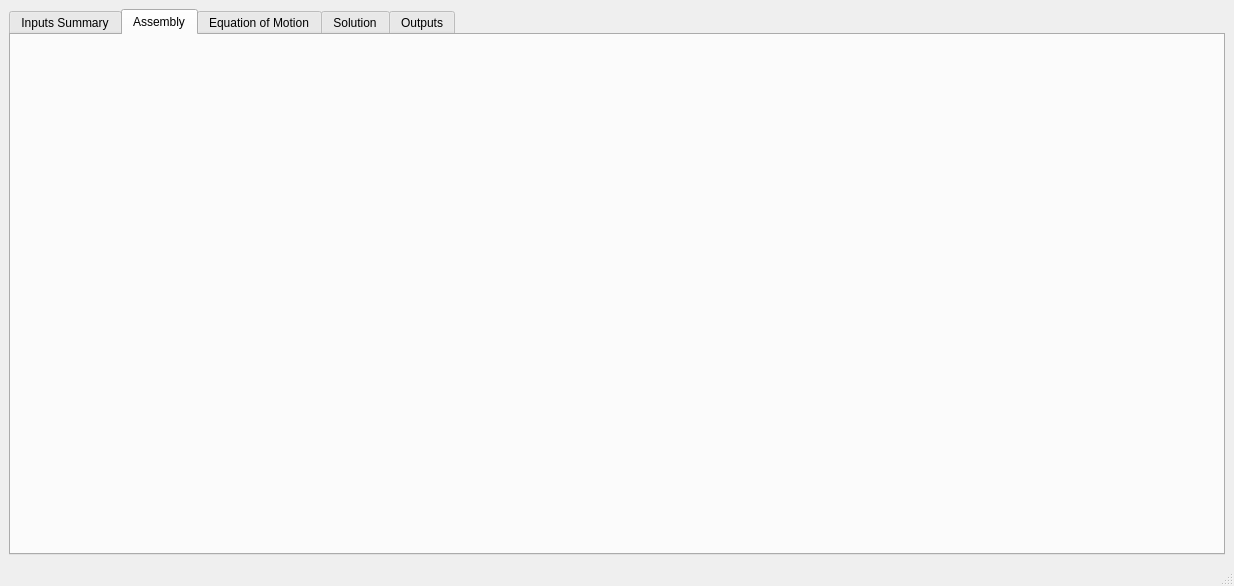
Above: GUI/stepbystepGUI.ui from LucasGhedini/DynaPy before the change. Below: the same form after it.
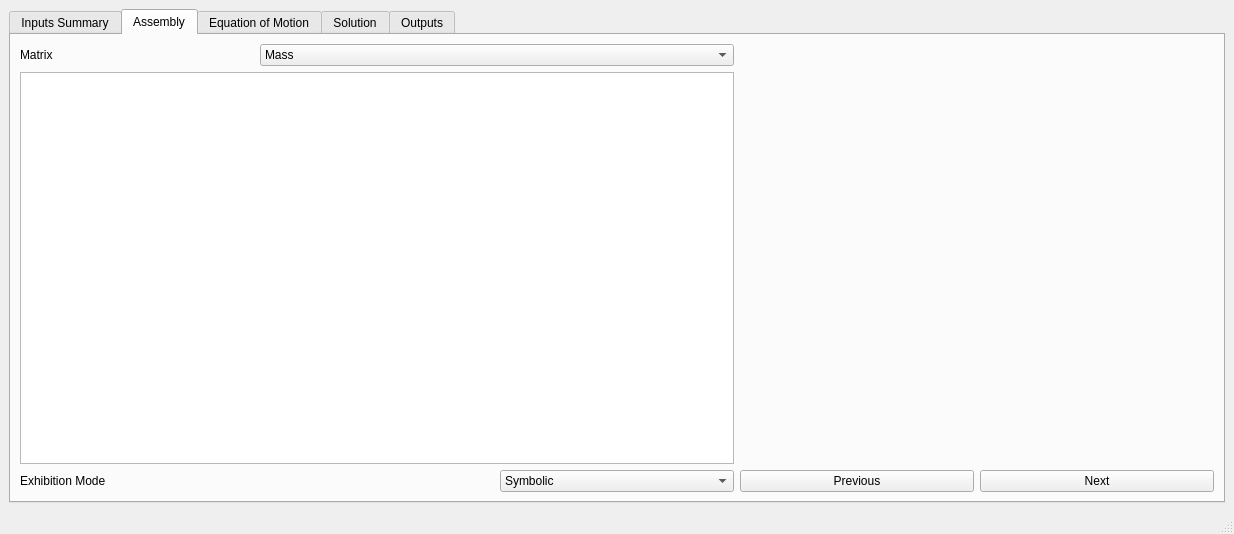
That is the form after the change. The open tabs and pages were chosen to show the change.

Diff of the .ui file:
```diff
--- a/GUI/stepbystepGUI.ui
+++ b/GUI/stepbystepGUI.ui
@@ -7,7 +7,7 @@
     <x>0</x>
     <y>0</y>
     <width>1216</width>
-    <height>586</height>
+    <height>534</height>
    </rect>
   </property>
   <property name="windowTitle">
@@ -159,6 +159,75 @@
        <attribute name="title">
         <string>Assembly</string>
        </attribute>
+       <layout class="QGridLayout" name="gridLayout_11">
+        <item row="0" column="0">
+         <widget class="QLabel" name="label_10">
+          <property name="text">
+           <string>Matrix</string>
+          </property>
+         </widget>
+        </item>
+        <item row="0" column="1" colspan="2">
+         <widget class="QComboBox" name="assemblyMatrixCB">
+          <item>
+           <property name="text">
+            <string>Mass</string>
+           </property>
+          </item>
+          <item>
+           <property name="text">
+            <string>Damping</string>
+           </property>
+          </item>
+          <item>
+           <property name="text">
+            <string>Stiffness</string>
+           </property>
+          </item>
+         </widget>
+        </item>
+        <item row="1" column="0" colspan="3">
+         <widget class="QTableWidget" name="assemblyTable"/>
+        </item>
+        <item row="1" column="3" colspan="2">
+         <widget class="QWidget" name="assemblyCanvas" native="true"/>
+        </item>
+        <item row="2" column="0" colspan="2">
+         <widget class="QLabel" name="label_9">
+          <property name="text">
+           <string>Exhibition Mode</string>
+          </property>
+         </widget>
+        </item>
+        <item row="2" column="2">
+         <widget class="QComboBox" name="assemblyModeCB">
+          <item>
+           <property name="text">
+            <string>Symbolic</string>
+           </property>
+          </item>
+          <item>
+           <property name="text">
+            <string>Numeric</string>
+           </property>
+          </item>
+         </widget>
+        </item>
+        <item row="2" column="3">
+         <widget class="QPushButton" name="assemblyPreviousBtn">
+          <property name="text">
+           <string>Previous</string>
+          </property>
+         </widget>
+        </item>
+        <item row="2" column="4">
+         <widget class="QPushButton" name="assemblyNextBtn">
+          <property name="text">
+           <string>Next</string>
+          </property>
+         </widget>
+        </item>
+       </layout>
       </widget>
       <widget class="QWidget" name="tab_3">
        <attribute name="title">
```
Left out of the diff: 48 changed lines with no effect on the pictures.
